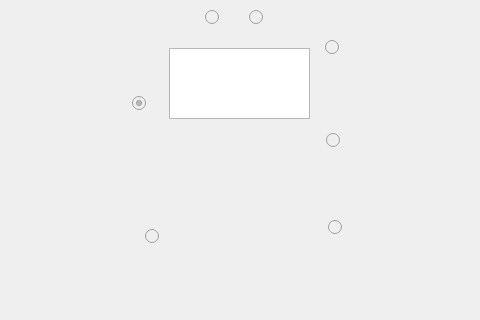
The window that mainwindow.ui (rayc4/COMP3004-Group-Project) describes before a commit, drawn with Qt 5; both pictures show x 131 to 611 and y 142 to 462 of the 1012 by 732 pixel window.
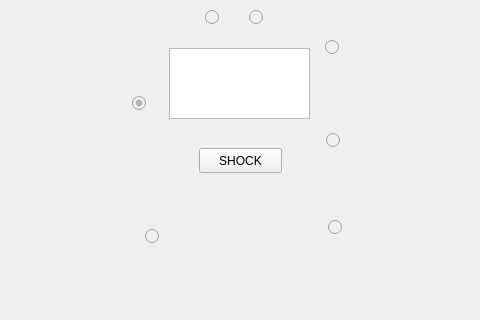
The same window after the commit. Icons and pictures are not drawn.

What changed in the file:
```diff
--- a/mainwindow.ui
+++ b/mainwindow.ui
@@ -270,6 +270,19 @@
      </rect>
     </property>
    </widget>
+   <widget class="QPushButton" name="shockPB">
+    <property name="geometry">
+     <rect>
+      <x>330</x>
+      <y>290</y>
+      <width>83</width>
+      <height>25</height>
+     </rect>
+    </property>
+    <property name="text">
+     <string>SHOCK</string>
+    </property>
+   </widget>
    <zorder>label</zorder>
    <zorder>textBrowser</zorder>
    <zorder>powerPB</zorder>
```
Left out of the diff: 1 changed line with no effect on the pictures.
